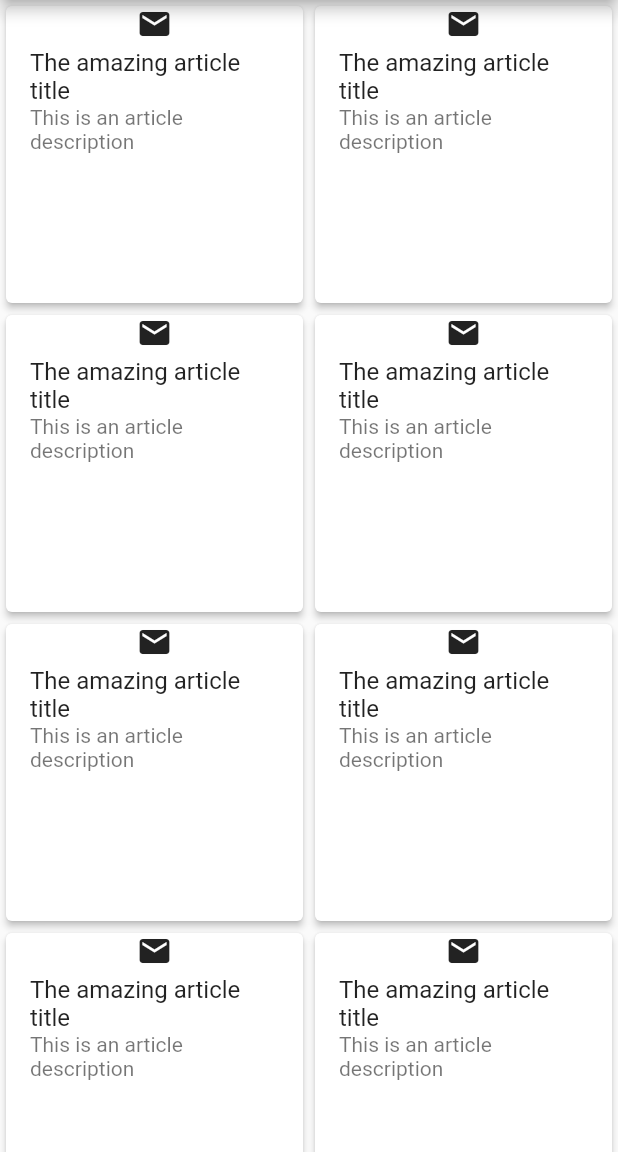
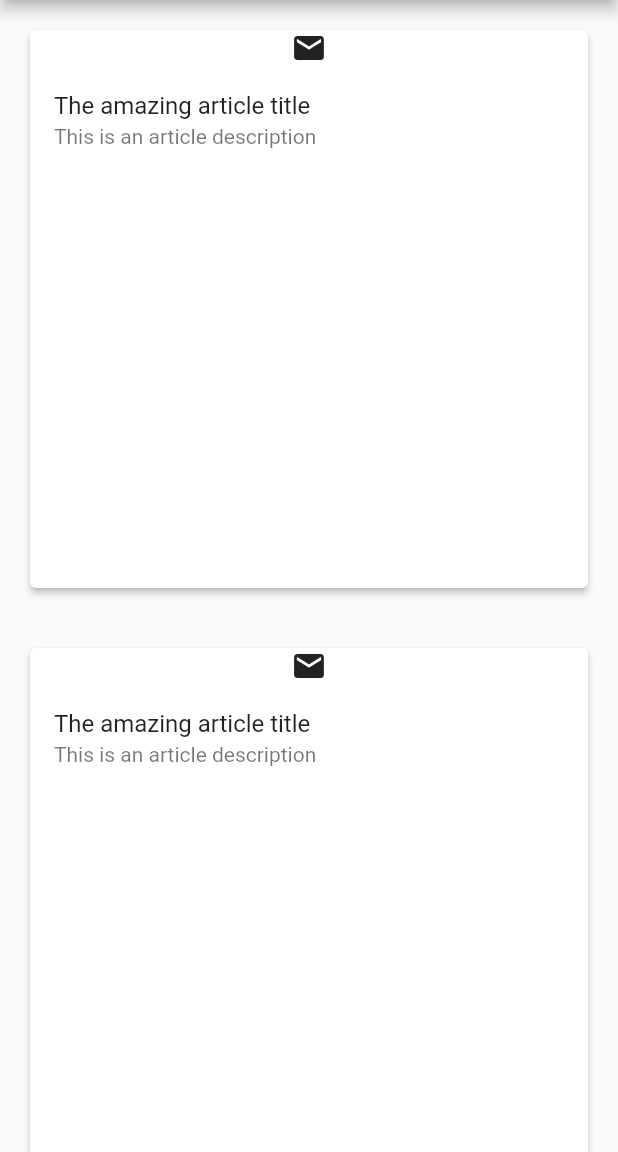
Before and after one commit to plusmobileapps/blog_flutter, a Flutter app: the screen it shows after launch, on a phone screen of 412 x 824 dp, the part 84-1236 px from its top. Run offline on Flutter 3.47's test engine with Material 2 defaults, Android fonts, the phone set to English and light mode, and no system bars; our stand-ins replace firebase_auth, flare_flutter, google_sign_in; accounts and stored records are empty.

Commit message:
made grid responsive on the home page

```diff
--- a/lib/components/home_feed_card.dart
+++ b/lib/components/home_feed_card.dart
@@ -9,7 +9,9 @@ class HomeFeedCard extends StatelessWidget {
 
   @override
   Widget build(BuildContext context) {
-    return Card(
+    return Padding(
+      padding: const EdgeInsets.all(8.0),
+      child: Card(
         color: Colors.white,
         elevation: 2,
         child: Column(
@@ -22,6 +24,7 @@ class HomeFeedCard extends StatelessWidget {
             )
           ],
         ),
+      ),
     );
   }
 
--- a/lib/screens/home_feed.dart
+++ b/lib/screens/home_feed.dart
@@ -29,8 +29,20 @@ class _MyHomePageState extends State<MyHomePage> {
 
   @override
   Widget build(BuildContext context) {
+    var deviceData = MediaQuery.of(context);
+    var screenSize = deviceData.size;
+    var orientation = deviceData.orientation;
+    print('Width: ${screenSize.width} \n Height: ${screenSize.height}');
+    var columns = 1;
+    if(screenSize.width > 1080) {
+      columns = 3;
+    } else if(screenSize.width > 600) {
+      columns = 2;
+    } else {
+      //mobile
+      columns = 1;
+    }
     var user = Provider.of<User>(context);
-    print('User is: $user');
     bool isLoggedIn = user != null;
     Article article = Article(id: 'some id', description: 'This is an article description', minRead: '7 min read', title: "The amazing article title");
     return BlogScaffold(
@@ -38,10 +50,13 @@ class _MyHomePageState extends State<MyHomePage> {
       body: GridView.count(
         // Create a grid with 2 columns. If you change the scrollDirection to
         // horizontal, this produces 2 rows.
-        crossAxisCount: 2,
+        crossAxisCount: columns,
         // Generate 100 widgets that display their index in the List.
-        children: List.generate(100, (index) {
-          return HomeFeedCard(article: article,);
+        children: List.generate(20, (index) {
+          return Padding(
+            padding: const EdgeInsets.all(8.0),
+            child: HomeFeedCard(article: article,),
+          );
         }),
       ),
     );
```
Lines whose indentation alone changed are shown as unchanged.
